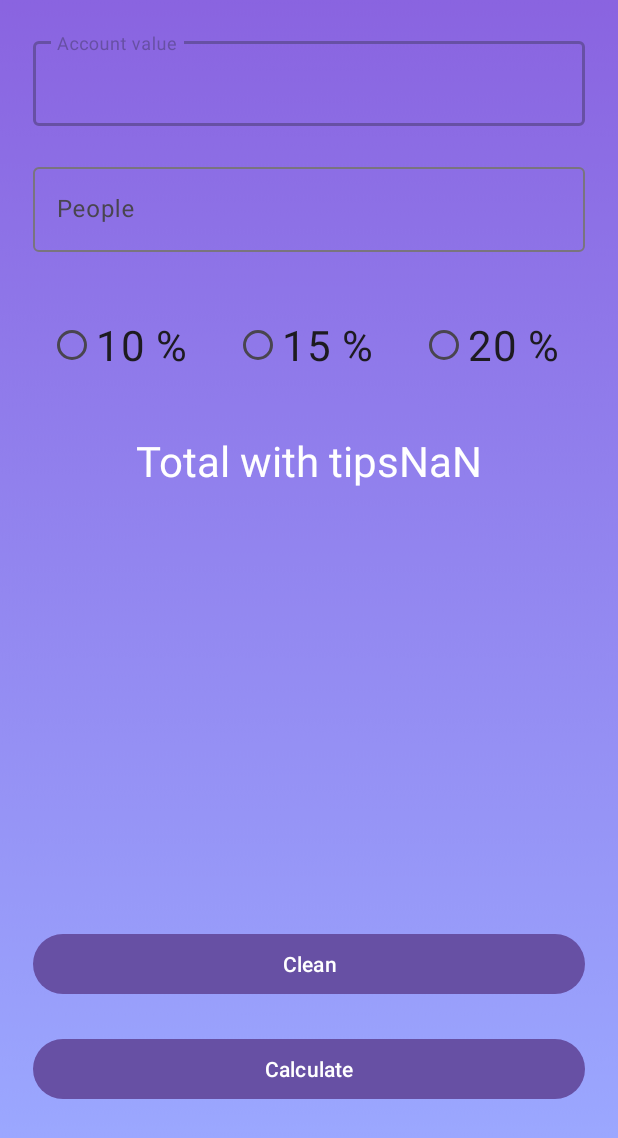
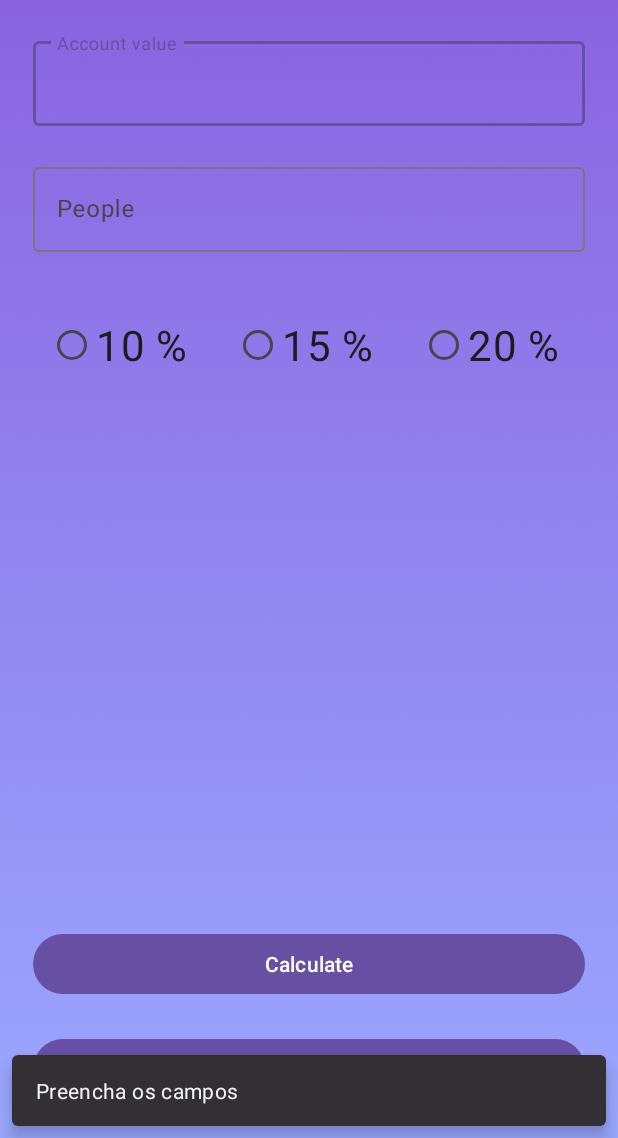
Before and after one commit to Lucasc0013/TipsCalculator, an Android app: the screen it shows after launch (MainActivity), after a tap on "Calculate", on a phone screen of 412 x 824 dp, the part 98-1236 px from its top. Run offline under Robolectric (Android 15) with nearby library versions, the phone set to English and light mode, and no system bars.

Commit message:
Project finished.

```diff
--- a/app/src/main/AndroidManifest.xml
+++ b/app/src/main/AndroidManifest.xml
@@ -12,7 +12,9 @@
         android:supportsRtl="true"
         android:theme="@style/Theme.TipsCalculator"
         tools:targetApi="31">
-
+        <activity
+            android:name=".ResultActivity2"
+            android:exported="false" />
         <activity
             android:name=".PrincialScreen"
             android:exported="false" />
--- a/app/src/main/java/com/lucas/tipscalculator/MainActivity.kt
+++ b/app/src/main/java/com/lucas/tipscalculator/MainActivity.kt
@@ -7,7 +7,7 @@ import androidx.appcompat.app.AppCompatActivity
 import com.google.android.material.snackbar.Snackbar
 
 import com.lucas.tipscalculator.databinding.ActivityMainBinding
-import com.lucas.tipscalculator.databinding.ActivityPrincialScreenBinding
+
 
 class MainActivity : AppCompatActivity() {
     private lateinit var binding: ActivityMainBinding
@@ -16,40 +16,52 @@ class MainActivity : AppCompatActivity() {
         binding = ActivityMainBinding.inflate(layoutInflater)
         setContentView(binding.root)
 
-        var porcente = 0
+
+        var percentage = 0
         binding.btOne.setOnCheckedChangeListener { _, isChecked ->
             if (isChecked) {
-                porcente = 10
+                percentage = 10
             }
         }
         binding.btTwo.setOnCheckedChangeListener { _, isChecked ->
             if (isChecked) {
-                porcente = 15
+                percentage = 15
             }
         }
         binding.btThree.setOnCheckedChangeListener { _, isChecked ->
             if (isChecked) {
-                porcente = 20
+                percentage = 20
             }
         }
 
+        binding.btCalulo.setOnClickListener {
+
+            val accounttemp = binding.tieAccount.text
+            val peopletemp = binding.tiePeople.text
+
+            if (accounttemp?.isEmpty() == true || peopletemp?.isEmpty() == true) {
+
+                Snackbar.make(binding.tieAccount, "Preencha os campos", Snackbar.LENGTH_LONG).show()
+
+            } else {
+                val account: Float = binding.tieAccount.text.toString().toFloat()
+                val people: Int = binding.tiePeople.text.toString().toInt()
+
+                val result = account / people
+                val tips = result * percentage / 100
+                val total = result + tips
 
 
+                intent = Intent(this, ResultActivity2::class.java)
+                intent.apply {
+                    putExtra("total", total)
+                    putExtra("account", account)
+                    putExtra("people", people)
+                }
+                clean()
+                startActivity(intent)
 
-        binding.btCalculo.setOnClickListener {
-
-
-            val conta: Float = binding.tieConta.text.toString().toFloat()
-            val pessoa: Int = binding.tiePeople.text.toString().toInt()
-
-            val res = conta / pessoa
-            val tips = res * porcente / 100
-            val total = res + tips
-
-
-            binding.tvResult.text = "Total with tips" + total
-
-
+            }
         }
         binding.btClean.setOnClickListener {
             clean()
@@ -58,9 +70,12 @@ class MainActivity : AppCompatActivity() {
     }
 
     private fun clean() {
-        binding.tieConta.setText("")
+        binding.tieAccount.setText("")
         binding.tiePeople.setText("")
-        binding.tvResult.setText("")
+        binding.btOne.isChecked = false
+        binding.btTwo.isChecked = false
+        binding.btThree.isChecked = false
+
 
     }
 }
--- a/app/src/main/res/layout/activity_main.xml
+++ b/app/src/main/res/layout/activity_main.xml
@@ -25,7 +25,7 @@
     </TextView>
 
     <com.google.android.material.textfield.TextInputLayout
-        android:id="@+id/textInputLayout"
+        android:id="@+id/til_account"
         android:layout_width="match_parent"
         android:layout_height="wrap_content"
         android:layout_margin="22dp"
@@ -35,23 +35,23 @@
         tools:layout_editor_absoluteX="22dp">
 
         <com.google.android.material.textfield.TextInputEditText
-            android:id="@+id/tie_conta"
+            android:id="@+id/tie_account"
             android:layout_width="match_parent"
             android:layout_height="wrap_content"
             android:hint="Account value"
             android:inputType="numberDecimal"
-            android:maxLength="5">
+            android:maxLength="6">
 
         </com.google.android.material.textfield.TextInputEditText>
 
     </com.google.android.material.textfield.TextInputLayout>
 
     <com.google.android.material.textfield.TextInputLayout
-        android:id="@+id/textInputLayout2"
+        android:id="@+id/til_people"
         android:layout_width="match_parent"
         android:layout_height="wrap_content"
         android:layout_margin="22dp"
-        app:layout_constraintTop_toBottomOf="@+id/textInputLayout"
+        app:layout_constraintTop_toBottomOf="@+id/til_account"
         tools:layout_editor_absoluteX="22dp">
 
         <com.google.android.material.textfield.TextInputEditText
@@ -60,7 +60,7 @@
             android:layout_height="wrap_content"
             android:hint="People"
             android:inputType="number"
-            android:maxLength="5">
+            android:maxLength="2">
 
         </com.google.android.material.textfield.TextInputEditText>
     </com.google.android.material.textfield.TextInputLayout>
@@ -69,11 +69,11 @@
         android:id="@+id/radioGroup"
         android:layout_width="wrap_content"
         android:layout_height="wrap_content"
+        android:layout_marginTop="26dp"
         android:orientation="horizontal"
-        android:layout_marginTop="26dp"
         app:layout_constraintEnd_toEndOf="parent"
         app:layout_constraintStart_toStartOf="parent"
-        app:layout_constraintTop_toBottomOf="@+id/textInputLayout2">
+        app:layout_constraintTop_toBottomOf="@+id/til_people">
 
         <RadioButton
             android:id="@+id/bt_one"
@@ -107,31 +107,6 @@
 
     </RadioGroup>
 
-    <TextView
-        android:id="@+id/tv_result"
-        android:layout_width="wrap_content"
-        android:layout_height="wrap_content"
-        android:textColor="@color/white"
-        android:textSize="28dp"
-        android:layout_marginTop="22dp"
-        app:layout_constraintEnd_toEndOf="parent"
-        app:layout_constraintStart_toStartOf="parent"
-        app:layout_constraintTop_toBottomOf="@+id/radioGroup"
-        tools:text="45.7">
-
-    </TextView>
-
-    <Button
-        android:id="@+id/bt_calculo"
-        android:layout_width="match_parent"
-        android:layout_height="wrap_content"
-        android:layout_margin="22dp"
-        android:text="Calculate"
-        app:layout_constraintBottom_toBottomOf="parent"
-        app:layout_constraintEnd_toEndOf="parent"
-        app:layout_constraintStart_toStartOf="parent"
-        >
-    </Button>
 
     <Button
         android:id="@+id/bt_clean"
@@ -139,10 +114,19 @@
         android:layout_height="wrap_content"
         android:layout_margin="22dp"
         android:text="Clean"
-        app:layout_constraintBottom_toTopOf="@+id/bt_calculo"
+        app:layout_constraintBottom_toBottomOf="parent"
         app:layout_constraintEnd_toEndOf="parent"
-        app:layout_constraintStart_toStartOf="parent"
-        >
+        app:layout_constraintStart_toStartOf="parent"></Button>
+
+    <Button
+        android:id="@+id/bt_calulo"
+        android:layout_width="match_parent"
+        android:layout_height="wrap_content"
+        android:layout_margin="22dp"
+        android:text="Calculate"
+        app:layout_constraintBottom_toTopOf="@+id/bt_clean"
+        app:layout_constraintEnd_toEndOf="parent"
+        app:layout_constraintStart_toStartOf="parent">
 
     </Button>
 
```
Also changed, not shown: app/src/main/java/com/lucas/tipscalculator/PrincialScreen.kt (deleted, +0 -20 lines), app/src/main/java/com/lucas/tipscalculator/ResultActivity2.kt (added, +31 -0 lines), app/src/main/res/layout/activity_princial_screen.xml (deleted, +0 -13 lines), app/src/main/res/layout/activity_result2.xml (added, +87 -0 lines), app/src/main/res/drawable/ggdf.png.
